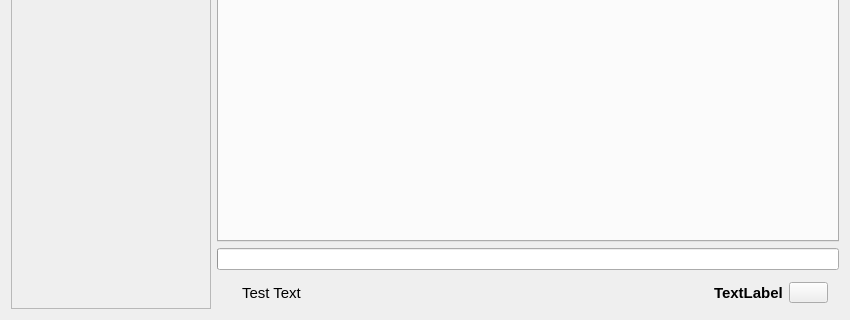
The window that nitrokeyapp/ui/mainwindow.ui (Nitrokey/nitrokey-app2) describes before a commit, drawn with Qt 5; both pictures show x 0 to 850 and y 230 to 550 of the 850 by 550 pixel window.
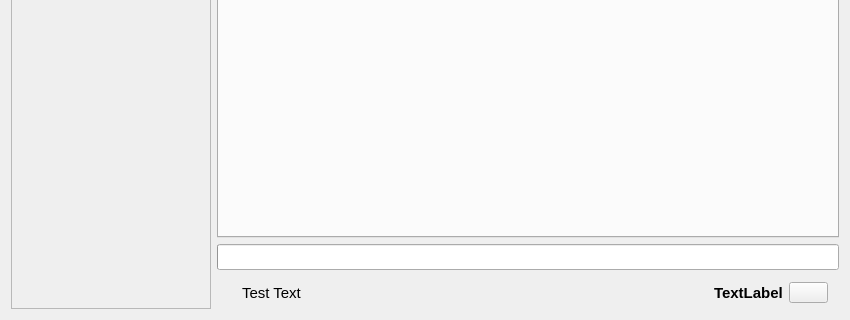
The same window after the commit. Icons and pictures are not drawn.

Commit message: more font-size consistency

What changed in the file:
```diff
--- a/nitrokeyapp/ui/mainwindow.ui
+++ b/nitrokeyapp/ui/mainwindow.ui
@@ -547,6 +547,11 @@
     </item>
     <item row="1" column="1">
      <widget class="QProgressBar" name="progress_bar">
+      <property name="font">
+       <font>
+        <pointsize>11</pointsize>
+       </font>
+      </property>
       <property name="value">
        <number>0</number>
       </property>
```
The commit also changes 3 other files.
